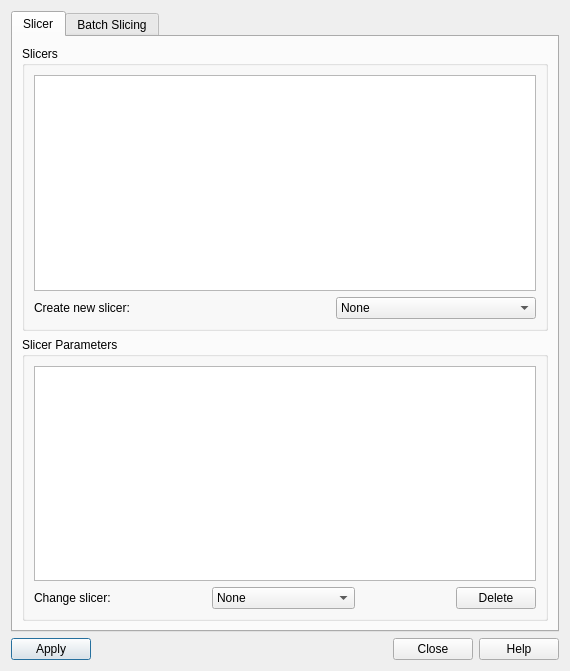
First picture: the form in src/sas/qtgui/Plotting/UI/SlicerParametersUI.ui, repository SasView/sasview, before the edit.
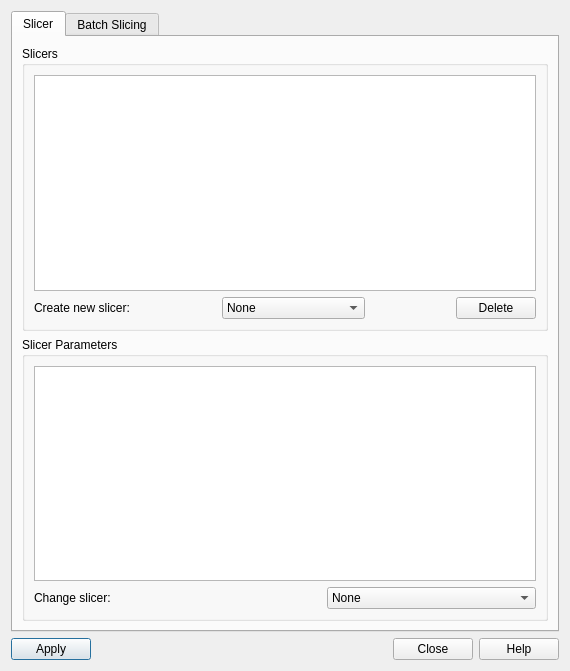
Second picture: the form after the edit. Icons and pictures are not drawn.

Commit message: Moves Delete button in Slicer Params to Slicers list

```diff
--- a/src/sas/qtgui/Plotting/UI/SlicerParametersUI.ui
+++ b/src/sas/qtgui/Plotting/UI/SlicerParametersUI.ui
@@ -167,26 +167,6 @@
               </item>
              </widget>
             </item>
-            <item>
-             <spacer name="horizontalSpacer_3">
-              <property name="orientation">
-               <enum>Qt::Horizontal</enum>
-              </property>
-              <property name="sizeHint" stdset="0">
-               <size>
-                <width>40</width>
-                <height>20</height>
-               </size>
-              </property>
-             </spacer>
-            </item>
-            <item>
-             <widget class="QPushButton" name="cmdDelete">
-              <property name="text">
-               <string>Delete</string>
-              </property>
-             </widget>
-            </item>
            </layout>
           </item>
          </layout>
@@ -281,6 +261,26 @@
               </item>
              </widget>
             </item>
+            <item>
+             <spacer name="horizontalSpacer_3">
+              <property name="orientation">
+               <enum>Qt::Horizontal</enum>
+              </property>
+              <property name="sizeHint" stdset="0">
+               <size>
+                <width>40</width>
+                <height>20</height>
+               </size>
+              </property>
+             </spacer>
+            </item>
+            <item>
+             <widget class="QPushButton" name="cmdDelete">
+              <property name="text">
+               <string>Delete</string>
+              </property>
+             </widget>
+            </item>
            </layout>
           </item>
          </layout>
```
